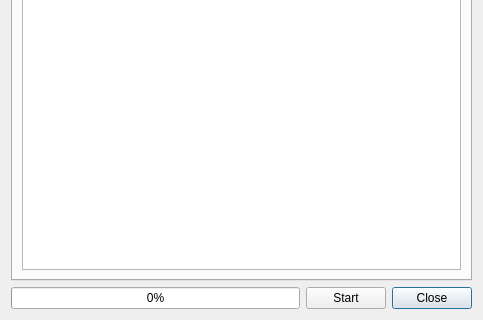
The window that ui/monteconvo.ui (tweber-ill/frm_mirror-takin1) describes before a commit, drawn with Qt 5; both pictures show x 0 to 483 and y 194 to 514 of the 483 by 514 pixel window.
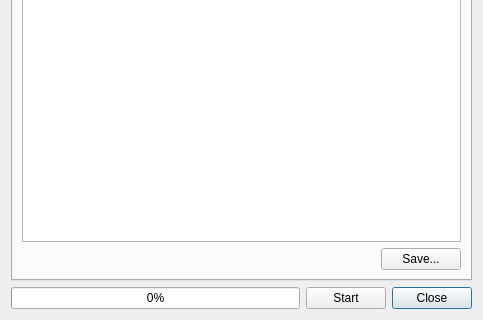
The same window after the commit. The open tabs and pages were chosen to show the change. Icons and pictures are not drawn. Custom widgets are drawn as their Qt base class.

Commit message: a) makefile update, b) saving of results

The edit to the form file:
```diff
--- a/ui/monteconvo.ui
+++ b/ui/monteconvo.ui
@@ -537,7 +537,7 @@
        <string>Results</string>
       </attribute>
       <layout class="QGridLayout" name="gridLayout_2">
-       <item row="0" column="0">
+       <item row="0" column="0" colspan="2">
         <widget class="QPlainTextEdit" name="textResult">
          <property name="sizePolicy">
           <sizepolicy hsizetype="Preferred" vsizetype="Preferred">
@@ -564,6 +564,35 @@
          </property>
         </widget>
        </item>
+       <item row="1" column="0">
+        <spacer name="horizontalSpacer_2">
+         <property name="orientation">
+          <enum>Qt::Horizontal</enum>
+         </property>
+         <property name="sizeHint" stdset="0">
+          <size>
+           <width>348</width>
+           <height>20</height>
+          </size>
+         </property>
+        </spacer>
+       </item>
+       <item row="1" column="1">
+        <widget class="QPushButton" name="btnSaveResult">
+         <property name="sizePolicy">
+          <sizepolicy hsizetype="Minimum" vsizetype="Fixed">
+           <horstretch>0</horstretch>
+           <verstretch>0</verstretch>
+          </sizepolicy>
+         </property>
+         <property name="text">
+          <string>Save...</string>
+         </property>
+         <property name="icon">
+          <iconset theme="document-save-as"/>
+         </property>
+        </widget>
+       </item>
       </layout>
      </widget>
      <widget class="QWidget" name="tabPlot">
```
Left out of the diff: 1 changed line with no effect on the pictures. The commit also changes 3 other files.
